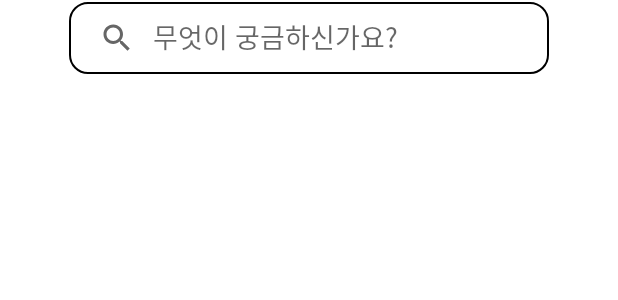
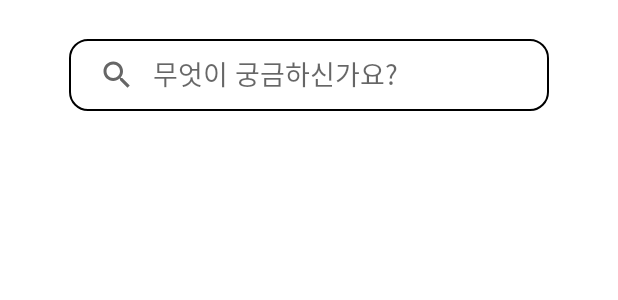
Before and after one commit to 0-x-14/AllAboutSookmyung, an Android app: the layout fragment_home.xml on its own in the app's theme, with its tools: preview values and no code run, on a phone screen of 412 x 824 dp. Shown: the top 300 px of the screen. Run offline under Robolectric (Android 15) with nearby library versions, the phone set to English and light mode, and no system bars.

Commit message:
Kim push

```diff
--- a/app/src/main/res/layout/fragment_home.xml
+++ b/app/src/main/res/layout/fragment_home.xml
@@ -17,9 +17,14 @@
     개인 코딩은 branch 만들고 나서 커밋하는 게 나을 거 같아서-->
 
     <!-- TODO: 검색바 구현을 위한 리니어 틀 for 정은 -->
+    <LinearLayout
+        android:layout_width="match_parent"
+        android:layout_height="match_parent"
+        android:orientation="vertical">
+
         <androidx.constraintlayout.widget.ConstraintLayout
             android:layout_width="match_parent"
-        android:layout_height="50dp">
+            android:layout_height="100dp">
 
             <androidx.appcompat.widget.SearchView
                 android:id="@+id/search_view"
@@ -34,12 +39,14 @@
                 app:queryHint="무엇이 궁금하신가요?" />
 
         </androidx.constraintlayout.widget.ConstraintLayout>
-
-    <!-- TODO: 메인버튼 구현을 위한 상대레이아웃틀 for 주영언니 -->
         <RelativeLayout
             android:layout_width="match_parent"
             android:layout_height="500dp">
 
         </RelativeLayout>
+    </LinearLayout>
+
+    <!-- TODO: 메인버튼 구현을 위한 상대레이아웃틀 for 주영언니 -->
+
 
 </FrameLayout>
--- a/app/src/main/res/layout/fragment_menu.xml
+++ b/app/src/main/res/layout/fragment_menu.xml
@@ -1,5 +1,6 @@
 <?xml version="1.0" encoding="utf-8"?>
 <FrameLayout xmlns:android="http://schemas.android.com/apk/res/android"
+    xmlns:app="http://schemas.android.com/apk/res-auto"
     xmlns:tools="http://schemas.android.com/tools"
     android:id="@+id/menu"
     android:layout_width="match_parent"
@@ -10,7 +11,6 @@
     <RelativeLayout
         android:layout_width="match_parent"
         android:layout_height="match_parent">
-
     </RelativeLayout>
 
 </FrameLayout>
```
Lines whose indentation alone changed are shown as unchanged.
